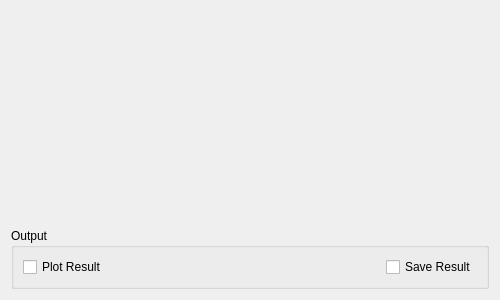
mantidproject/mantid, file Code/Mantid/MantidQt/CustomInterfaces/inc/MantidQtCustomInterfaces/Indirect/ILLCalibration.ui: the form before one commit.
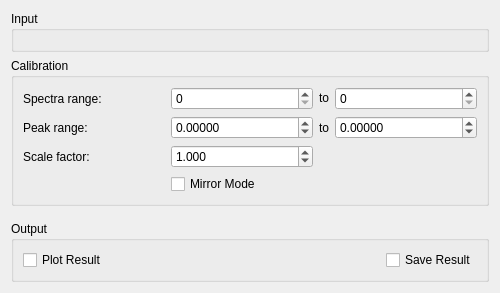
The form after the commit. Custom widgets are drawn as their Qt base class.

Commit message:
Added algorithm to interface
Refs #11163

What changed in the file:
```diff
--- a/Code/Mantid/MantidQt/CustomInterfaces/inc/MantidQtCustomInterfaces/Indirect/ILLCalibration.ui
+++ b/Code/Mantid/MantidQt/CustomInterfaces/inc/MantidQtCustomInterfaces/Indirect/ILLCalibration.ui
@@ -7,7 +7,7 @@
     <x>0</x>
     <y>0</y>
     <width>500</width>
-    <height>300</height>
+    <height>293</height>
    </rect>
   </property>
   <property name="minimumSize">
@@ -20,6 +20,124 @@
    <string>Form</string>
   </property>
   <layout class="QVBoxLayout" name="verticalLayout_10">
+   <item>
+    <widget class="QGroupBox" name="gbInput">
+     <property name="title">
+      <string>Input</string>
+     </property>
+     <layout class="QHBoxLayout" name="horizontalLayout_2">
+      <item>
+       <widget class="MantidQt::MantidWidgets::MWRunFiles" name="rfRunFile" native="true">
+        <property name="label" stdset="0">
+         <string>Run File</string>
+        </property>
+       </widget>
+      </item>
+     </layout>
+    </widget>
+   </item>
+   <item>
+    <widget class="QGroupBox" name="gbCalibration">
+     <property name="title">
+      <string>Calibration</string>
+     </property>
+     <layout class="QGridLayout" name="gridLayout">
+      <item row="0" column="0">
+       <widget class="QLabel" name="lbSpectraRange">
+        <property name="text">
+         <string>Spectra range:</string>
+        </property>
+       </widget>
+      </item>
+      <item row="1" column="0">
+       <widget class="QLabel" name="lbPeakRange">
+        <property name="text">
+         <string>Peak range:</string>
+        </property>
+       </widget>
+      </item>
+      <item row="2" column="0">
+       <widget class="QLabel" name="lbScaleFactor">
+        <property name="text">
+         <string>Scale factor:</string>
+        </property>
+       </widget>
+      </item>
+      <item row="0" column="2">
+       <widget class="QLabel" name="lbSpectraRangeTo">
+        <property name="sizePolicy">
+         <sizepolicy hsizetype="Fixed" vsizetype="Fixed">
+          <horstretch>0</horstretch>
+          <verstretch>0</verstretch>
+         </sizepolicy>
+        </property>
+        <property name="text">
+         <string>to</string>
+        </property>
+       </widget>
+      </item>
+      <item row="1" column="1">
+       <widget class="QDoubleSpinBox" name="spPeakLower">
+        <property name="decimals">
+         <number>5</number>
+        </property>
+        <property name="minimum">
+         <double>-99.989999999999995</double>
+        </property>
+        <property name="singleStep">
+         <double>0.010000000000000</double>
+        </property>
+       </widget>
+      </item>
+      <item row="1" column="3">
+       <widget class="QDoubleSpinBox" name="spPeakUpper">
+        <property name="decimals">
+         <number>5</number>
+        </property>
+        <property name="minimum">
+         <double>-99.989999999999995</double>
+        </property>
+        <property name="singleStep">
+         <double>0.010000000000000</double>
+        </property>
+       </widget>
+      </item>
+      <item row="1" column="2">
+       <widget class="QLabel" name="lbPeakRangeTo">
+        <property name="text">
+         <string>to</string>
+        </property>
+       </widget>
+      </item>
+      <item row="0" column="1">
+       <widget class="QSpinBox" name="spSpecMin"/>
+      </item>
+      <item row="0" column="3">
+       <widget class="QSpinBox" name="spSpecMax"/>
+      </item>
+      <item row="2" column="1">
+       <widget class="QDoubleSpinBox" name="spScaleFactor">
+        <property name="decimals">
+         <number>3</number>
+        </property>
+        <property name="singleStep">
+         <double>0.100000000000000</double>
+        </property>
+        <property name="value">
+         <double>1.000000000000000</double>
+        </property>
+       </widget>
+      </item>
+      <item row="3" column="1">
+       <widget class="QCheckBox" name="ckMirrorMode">
+        <property name="text">
+         <string>Mirror Mode</string>
+        </property>
+       </widget>
+      </item>
+     </layout>
+    </widget>
+   </item>
    <item>
     <spacer name="verticalSpacer">
      <property name="orientation">
@@ -74,6 +192,14 @@
    </item>
   </layout>
  </widget>
+ <customwidgets>
+  <customwidget>
+   <class>MantidQt::MantidWidgets::MWRunFiles</class>
+   <extends>QWidget</extends>
+   <header>MantidQtMantidWidgets/MWRunFiles.h</header>
+   <container>1</container>
+  </customwidget>
+ </customwidgets>
  <resources/>
  <connections/>
 </ui>
```
The commit also changes 1 other file.
